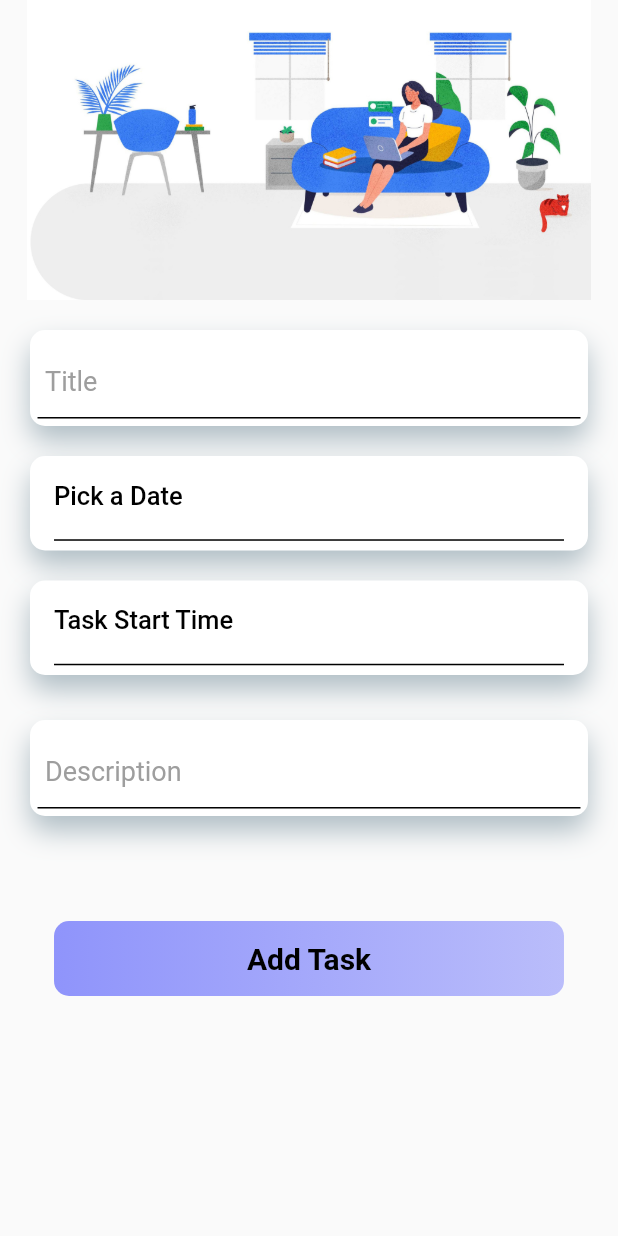
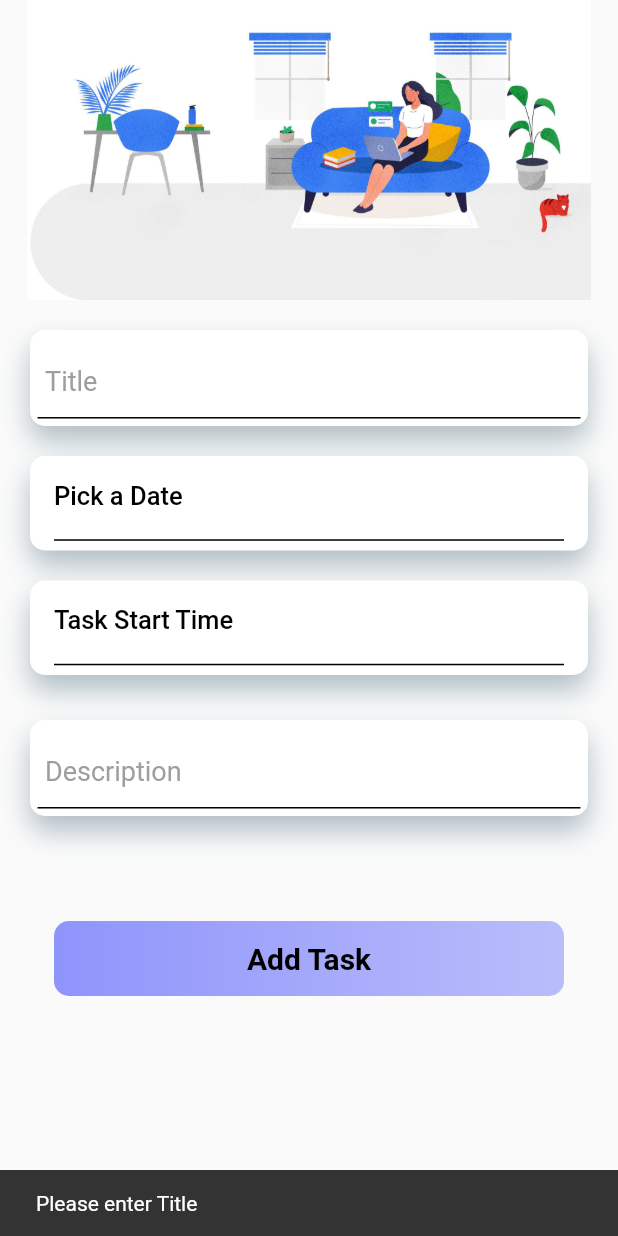
Before and after one commit to Deepanshuchauhan123/Reminder_Me_App, a Flutter app: the CreateTask screen opened directly, after a tap on "Add Task", on a phone screen of 412 x 824 dp. Run offline on Flutter 3.47's test engine with Material 2 defaults, Android fonts, the phone set to English and light mode, and no system bars.

Commit message:
Task done

```diff
--- a/lib/CreateTask.dart
+++ b/lib/CreateTask.dart
@@ -6,16 +6,13 @@ class CreateTask extends StatefulWidget {
   get taskshow => null;
 
   @override
-  _CreateTaskState createState() => _CreateTaskState();
+  CreateTaskState createState() => CreateTaskState();
 }
 
+HomePage homePage = HomePage();
 
-HomePage p1=HomePage();
-
-
-
-class _CreateTaskState extends State<CreateTask> {
-
+class CreateTaskState extends State<CreateTask> {
+  final GlobalKey<ScaffoldState> _scaffoldKey = new GlobalKey<ScaffoldState>();
   TimeOfDay _time = TimeOfDay.now();
   TimeOfDay picked;
   DateTime _dateTime;
@@ -28,10 +25,12 @@ class _CreateTaskState extends State<CreateTask> {
     titlecontroller.dispose();
     super.dispose();
   }
-  Task t1=new Task();
+
+  Task t1 = new Task();
   @override
   Widget build(BuildContext context) {
     return Scaffold(
+      key: _scaffoldKey,
       body: Center(
         child: Container(
           padding: EdgeInsets.all(0.01),
@@ -255,32 +254,73 @@ class _CreateTaskState extends State<CreateTask> {
                         FlatButton(
                           onPressed: () {
 
-                            List<Task> tasklist=[];
-                            tasklist.add(Task(
-                              t: titlecontroller.text,
-                              d: _dateTime.toString(),
-                              tm: picked.toString(),
-                              de: descController.text,
-                            ));
+                            print("Tapped bro");
 
-                              //  taskshow.add(
-                              //    Card(
-                              //      elevation: 5,
-                              //      child: Column(
-                              //        children: <Widget>[
-                              //          ListTile(
-                              //            leading: Icon(Icons.alarm, size:50),
-                              //            title:Text(
-                              //              titlecontroller.text==null ?"Task adder":titlecontroller.text,
-                              //            ),
-                              //            subtitle: Text(
-                              //              _dateTime.toString()==null?"Date of Task":_dateTime.toString(),
-                              //            ),
-                              //          )
-                              //        ],
-                              //      ),
-                              //    )
-                              //  ) ;
+                            setState(
+                              () {
+                                if ((titlecontroller.text) == "") {
+                                  _scaffoldKey.currentState.showSnackBar(
+                                    SnackBar(
+                                      content: Text(
+                                        "Please enter Title",
+                                      ),
+                                    ),
+                                  );
+                                } else {
+                                  if (_dateTime==null) {
+                                    _scaffoldKey.currentState.showSnackBar(
+                                      SnackBar(
+                                        content: Text(
+                                          "Please enter Date",
+                                        ),
+                                      ),
+                                    );
+                                  } else {
+                                    if (picked ==
+                                        null) {
+                                      _scaffoldKey.currentState.showSnackBar(
+                                        SnackBar(
+                                          content: Text(
+                                            "Please enter Time",
+                                          ),
+                                        ),
+                                      );
+                                    } else if(descController.text==""){
+                                      _scaffoldKey.currentState.showSnackBar(
+                                        SnackBar(
+                                          content: Text(
+                                            "Please enter Description Of the Task",
+                                          ),
+                                        ),
+                                      );
+                                    } else{
+                                      taskshow.add(
+                                        Card(
+                                          elevation: 5.0,
+                                          child: Column(
+                                            children: <Widget>[
+                                              ListTile(
+                                                leading: Icon(Icons.alarm),
+                                                title: Text(titlecontroller.text,),
+                                                subtitle: Text(picked.format(context).toString()),
+                                              ),
+                                            ],
+                                          ),
+                                        ),
+                                      );
+                                      Navigator.push(
+                                        context,
+                                        MaterialPageRoute(
+                                          builder: (context) => HomePage(),
+                                        ),
+                                      );
+                                    }
+                                  }
+                                }
+                              },
+                            );
+
+                            //print(taskshow);
                           },
                           child: Padding(
                             padding: const EdgeInsets.all(20.0),
--- a/lib/Homepage.dart
+++ b/lib/Homepage.dart
@@ -4,16 +4,49 @@ import 'package:to_do_app/CreateTask.dart';
 
 class HomePage extends StatefulWidget {
   @override
-  _HomePageState createState() => _HomePageState();
+  HomePageState createState() => HomePageState();
+
+  // void addtotask(String title, String time, String date) {
+  //   HomePageState.taskadder(title, time, date);
+
+  // }
 }
-List<Card> taskshow=[];
+
+List<Card> taskshow = [
+  // Card(
+  //     elevation: 5.0,
+  //     child: Column(
+  //       children: <Widget>[
+  //         ListTile(
+  //           leading: Icon(Icons.alarm),
+  //           title: Text("title"),
+  //           subtitle: Text("time"),
+  //         ),
+  //       ],
+  //     )),
+];
 String name = "Your Name";
 List<String> nameyour = [
   "Your Name",
 ];
-CreateTask t1=new CreateTask();
-class _HomePageState extends State<HomePage> {
 
+class HomePageState extends State<HomePage> {
+  // void taskadder(String title, String time, String date) {
+  //   taskshow.add(
+  //     Card(
+  //       elevation: 5.0,
+  //       child: Column(
+  //         children: <Widget>[
+  //           ListTile(
+  //             leading: Icon(Icons.alarm),
+  //             title: Text(title),
+  //             subtitle: Text(time),
+  //           ),
+  //         ],
+  //       ),
+  //     ),
+  //   );
+  // }
 
   Future<String> createAlertDialog(BuildContext context) {
     TextEditingController customcontroller = TextEditingController();
@@ -45,13 +78,11 @@ class _HomePageState extends State<HomePage> {
     );
   }
 
-
   @override
   Widget build(BuildContext context) {
     return Scaffold(
       appBar: AppBar(
         backgroundColor: Color.fromRGBO(143, 148, 251, 1),
-
       ),
       body: Container(
         child: Column(
@@ -92,7 +123,7 @@ class _HomePageState extends State<HomePage> {
                       ),
                       Expanded(
                         flex: 2,
-                                              child: Center(
+                        child: Center(
                           child: Padding(
                             padding: const EdgeInsets.only(right: 0),
                             child: FlatButton(
@@ -105,7 +136,8 @@ class _HomePageState extends State<HomePage> {
                                         if (name != null && name != "") {
                                           nameyour.add(name);
                                           print(nameyour);
-                                          nameyour.removeAt(nameyour.length - 2);
+                                          nameyour
+                                              .removeAt(nameyour.length - 2);
                                         } else {
                                           // nameyour.add("Your Name");
                                         }
@@ -175,20 +207,20 @@ class _HomePageState extends State<HomePage> {
               ],
             ),
             Expanded(
+
               child: SingleChildScrollView(
                 child: Container(
-                  height: 400,
-                  color: Colors.yellow,
-                  child:Column(
+                  color: Colors.lightBlueAccent,
+
+                  child: Column(
                     children: <Widget>[
+                     Image.asset(taskshow.length==0 ?"assets/images/empty_List.jpg":""),
+                      Column(
+                        children: taskshow,
+                      )
+                    ],
 
-
-
-                        taskshow==null?"Add Task":t1.taskshow,
-
-                    ],
-                  )
-
+                  ),
                 ),
               ),
             ),
```
Also changed, not shown: assets/images/empty_List.jpg (added), assets/images/home.png (deleted).
